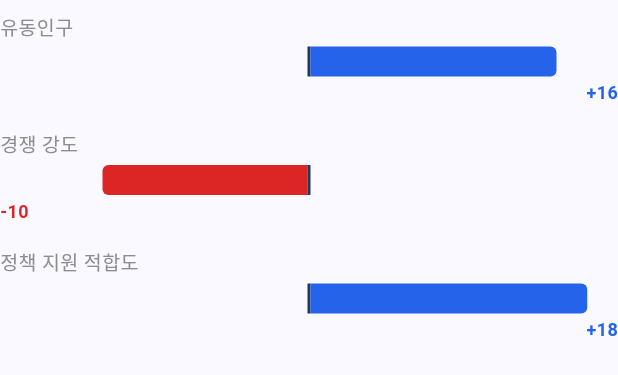
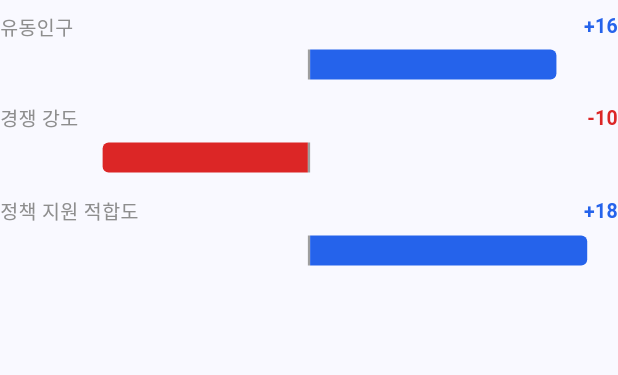
Before and after one commit to sagming40/surbi_web, a Flutter app: the ShapBarChart widget shown alone on an empty page, opened directly, on a phone screen of 412 x 824 dp. Shown: the top 375 px of the screen. Run offline on Flutter 3.47's test engine with Material 3 defaults, Android fonts, the phone set to English and light mode, and no system bars; our stand-ins replace flutter_riverpod, go_router.

Commit message:
fix: SHAP 차트 숫자 배치 개선 — 이름·숫자 한 줄 정렬 방식으로 변경
- 기존 Align 기반 좌우 정렬 방식 폐기 (막대 비율과 텍스트 위치 불일치 문제)
- Row(spaceBetween)로 요인명·수치를 같은 줄에 나란히 배치하는 구조로 변경
- 가운데 기준선 색상 네이비 → 회색 복귀, 두께 소폭 조정
- step4_score_page.dart 좌우 패딩(24) 추가

```diff
--- a/lib/widgets/step4/shap_bar_chart.dart
+++ b/lib/widgets/step4/shap_bar_chart.dart
@@ -18,6 +18,9 @@ class ShapBarChart extends StatelessWidget {
     // 절댓값 비율 계산 (0~1 사이로 제한)
     final ratio = (factor.value.abs() / factor.maxScore).clamp(0.0, 1.0);
     final isPositive = factor.value >= 0;
+    final barColor = isPositive
+        ? SurbiColors.shapPositive
+        : SurbiColors.shapNegative;
 
     return Padding(
       padding: const EdgeInsets.symmetric(vertical: 8),
@@ -25,11 +28,31 @@ class ShapBarChart extends StatelessWidget {
         crossAxisAlignment: CrossAxisAlignment.start,
         children: [
           // 요인 이름표 (예: 유동인구)
-          Text(
-            factor.name,
-            style: const TextStyle(fontSize: 13, color: SurbiColors.textGray),
+          // 이름표 + 숫자를 한 줄에 나란히
+          Row(
+            mainAxisAlignment: MainAxisAlignment.spaceBetween,
+            children: [
+              Text(
+                factor.name,
+                style: const TextStyle(
+                  fontSize: 13,
+                  color: SurbiColors.textGray,
+                ),
+              ),
+              // 숫자 값 표시 (예: +16, -10)
+              Text(
+                isPositive
+                    ? '+${factor.value.toInt()}'
+                    : '${factor.value.toInt()}',
+                style: TextStyle(
+                  fontSize: 13,
+                  fontWeight: FontWeight.bold,
+                  color: barColor,
+                ),
+              ),
+            ],
           ),
-          const SizedBox(height: 4),
+          const SizedBox(height: 6),
 
           // 막대 + 가운데 기준선
           SizedBox(
@@ -56,9 +79,9 @@ class ShapBarChart extends StatelessWidget {
 
                 // 가운데 기준선 (0점 지점)
                 Container(
-                  width: 2,
-                  height: 28, // 막대(20)보다 살짝 크게 키워서 도드라지게
-                  color: SurbiColors.accent, // 연한 회색 대신 네이비로 — 눈에 확 띄게
+                  width: 1.5,
+                  height: 24, // 막대(20)보다 살짝 크게 키워서 도드라지게
+                  color: Colors.grey.shade500, // 회색 복귀, 살짝 더 진하게
                 ),
 
                 // 오른쪽 절반 — 양수(기여) 자리
@@ -81,26 +104,6 @@ class ShapBarChart extends StatelessWidget {
               ],
             ),
           ),
-          const SizedBox(height: 2),
-
-          // 숫자 값 표시 (예: +16, -10) — 양수면 오른쪽 정렬, 음수면 왼쪽 정렬
-          Align(
-            alignment: isPositive
-                ? Alignment.centerRight
-                : Alignment.centerLeft,
-            child: Text(
-              isPositive
-                  ? '+${factor.value.toInt()}'
-                  : '${factor.value.toInt()}',
-              style: TextStyle(
-                fontSize: 12,
-                fontWeight: FontWeight.bold,
-                color: isPositive
-                    ? SurbiColors.shapPositive
-                    : SurbiColors.shapNegative,
-              ),
-            ),
-          ),
         ],
       ),
     );
```
